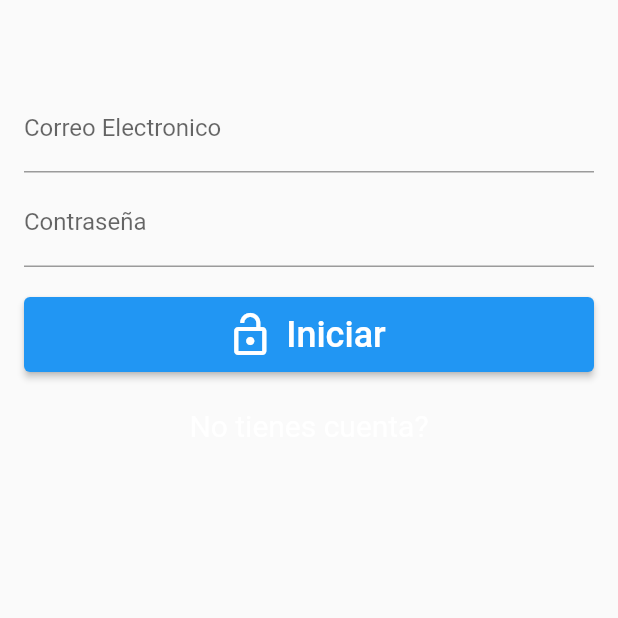
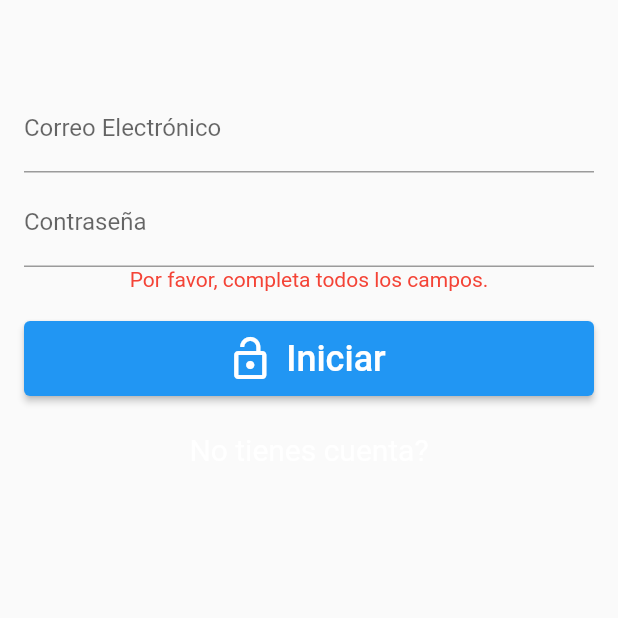
Before and after one commit to GustavoGutierrez98/mimonedero, a Flutter app: the screen it shows after launch, after a tap on "Iniciar", on a phone screen of 412 x 824 dp, the top half of it. Run offline on Flutter 3.47's test engine with Material 2 defaults, Android fonts, the phone set to English and light mode, and no system bars; our stand-ins replace email_validator, firebase_auth, firebase_core, sqflite; accounts and stored records are empty.

Commit message:
Validacion de campos login

```diff
--- a/lib/database/db.dart
+++ b/lib/database/db.dart
@@ -1,3 +1,4 @@
+// ignore: unused_import
 import 'package:flutter/material.dart';
 import 'package:sqflite/sqflite.dart';
 import 'package:path/path.dart';
--- a/lib/login_widget.dart
+++ b/lib/login_widget.dart
@@ -1,5 +1,4 @@
 import 'package:firebase_auth/firebase_auth.dart';
-import 'package:flutter/gestures.dart';
 import 'package:flutter/material.dart';
 import 'package:mimonedero/main.dart';
 
@@ -12,13 +11,14 @@ class LoginWidget extends StatefulWidget {
   }) : super(key: key);
 
   @override
-  // ignore: library_private_types_in_public_api
   _LoginWidgetState createState() => _LoginWidgetState();
 }
 
 class _LoginWidgetState extends State<LoginWidget> {
   final emailController = TextEditingController();
   final passwordController = TextEditingController();
+  String errorText = ''; // Variable para almacenar el mensaje de error.
+
   @override
   void dispose() {
     emailController.dispose();
@@ -37,8 +37,12 @@ class _LoginWidgetState extends State<LoginWidget> {
               controller: emailController,
               cursorColor: Colors.orange,
               textInputAction: TextInputAction.next,
-              decoration:
-                  const InputDecoration(labelText: 'Correo Electronico'),
+              onChanged: (text) {
+                setState(() {
+                  errorText = ''; // Borrar el mensaje de error al modificar el campo de correo.
+                });
+              },
+              decoration: const InputDecoration(labelText: 'Correo Electrónico'),
             ),
             const SizedBox(
               height: 4,
@@ -46,8 +50,17 @@ class _LoginWidgetState extends State<LoginWidget> {
             TextField(
               controller: passwordController,
               textInputAction: TextInputAction.done,
+              onChanged: (text) {
+                setState(() {
+                  errorText = ''; // Borrar el mensaje de error al modificar el campo de contraseña.
+                });
+              },
               decoration: const InputDecoration(labelText: 'Contraseña'),
               obscureText: true,
+            ),
+            Text(
+              errorText, // Mostrar el mensaje de error.
+              style: TextStyle(color: Colors.red),
             ),
             const SizedBox(height: 20),
             ElevatedButton.icon(
@@ -65,17 +78,8 @@ class _LoginWidgetState extends State<LoginWidget> {
               text: TextSpan(
                 style: const TextStyle(color: Colors.white, fontSize: 20),
                 text: 'No tienes cuenta?',
-              /*children: [
-        TextSpan(
-          recognizer: TapGestureRecognizer()
-          ..onTap = widget.onClickedSignUp,
-          text: 'Crear cuenta',
-          style: TextStyle(
-            decoration: TextDecoration.underline,
-            color: Theme.of(context).colorScheme.secondary)
-          )
-      ]*/
-            ))
+              ),
+            ),
           ],
         ),
       );
@@ -84,14 +88,38 @@ class _LoginWidgetState extends State<LoginWidget> {
   showDialog(
     context: context,
     barrierDismissible: false,
-        builder: (context) => const Center(child: CircularProgressIndicator()));
+    builder: (context) => const Center(child: CircularProgressIndicator())
+  );
+
+  final email = emailController.text.trim();
+  final password = passwordController.text.trim();
+
+  if (email.isEmpty || password.isEmpty) {
+    setState(() {
+      errorText = 'Por favor, completa todos los campos.';
+    });
+
+    // Cerrar el diálogo de progreso.
+    Navigator.of(context).pop();
+
+    return; // No intentar iniciar sesión si hay campos vacíos.
+  }
+
   try {
     await FirebaseAuth.instance.signInWithEmailAndPassword(
-          email: emailController.text.trim(),
-          password: passwordController.text.trim());
+      email: email,
+      password: password,
+    );
   } on FirebaseAuthException catch (e) {
-      print(e);
+    setState(() {
+      errorText = 'Correo o contraseña incorrectos';
+    });
   }
+
+  // Cerrar el diálogo de progreso después de intentar iniciar sesión.
+  Navigator.of(context).pop();
+
   navigatorKey.currentState!.popUntil((route) => route.isFirst);
 }
+
 }
--- a/lib/main.dart
+++ b/lib/main.dart
@@ -2,8 +2,10 @@ import 'package:firebase_core/firebase_core.dart';
 import 'package:firebase_auth/firebase_auth.dart';
 import 'package:flutter/material.dart';
 import 'package:mimonedero/models/ingreso.dart';
+// ignore: unused_import
 import 'package:mimonedero/models/perfil.dart';
 import 'auth_page.dart';
+// ignore: unused_import
 import 'package:mimonedero/models/pantalla_principal.dart';
 import 'package:mimonedero/utils.dart';
 import 'package:mimonedero/database/db.dart';
--- a/lib/models/ingreso.dart
+++ b/lib/models/ingreso.dart
@@ -1,6 +1,7 @@
 import 'package:firebase_auth/firebase_auth.dart';
 import 'package:flutter/material.dart';
 import 'package:mimonedero/models/filtro_numerico.dart';
+// ignore: unused_import
 import 'balance_view.dart';
 
 class IngresoDinero extends StatelessWidget {
```
Also changed, not shown: 1 other file. Lines whose indentation alone changed are shown as unchanged.
